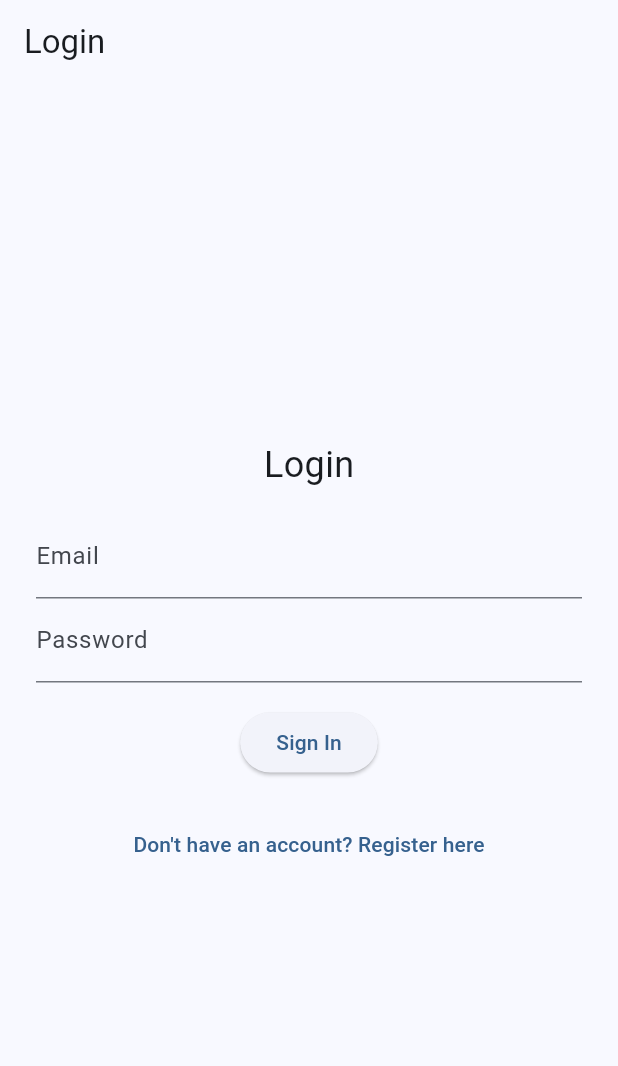
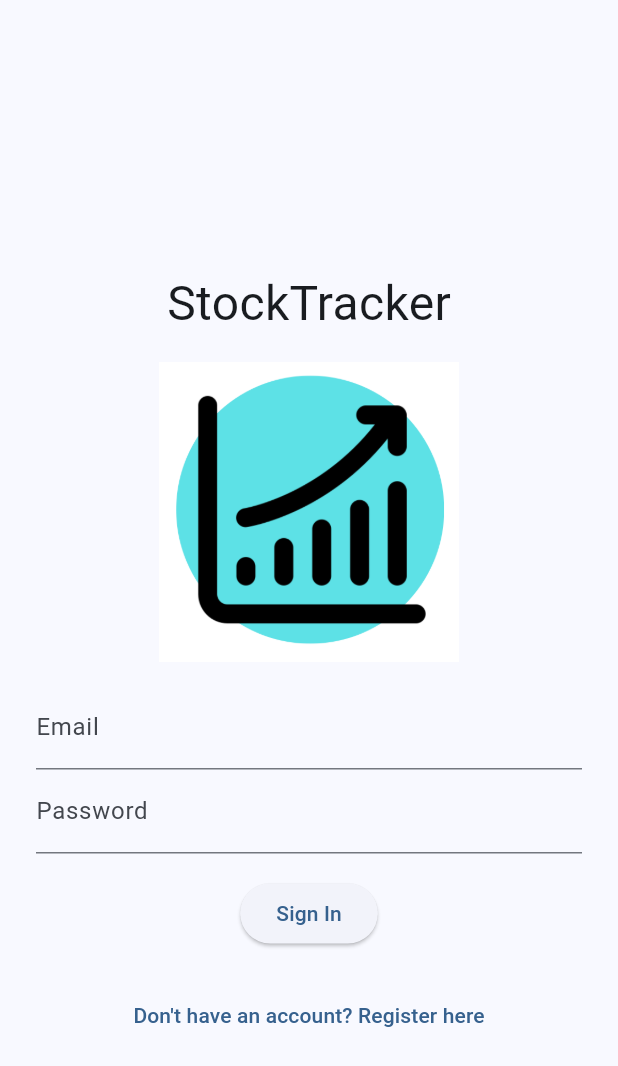
Before and after one commit to fernandocm9/MAD_project2_stocks, a Flutter app: the screen it shows after launch, on a phone screen of 412 x 824 dp. Shown: the top 1066 px of the screen. Run offline on Flutter 3.47's test engine with Material 3 defaults, Android fonts, the light colour scheme and no system bars; our stand-ins replace cloud_firestore, firebase_auth, firebase_core; accounts and stored records are empty.

Commit message:
added logo png and set it up on login screen; pubsec yaml had to be updated to track assets

```diff
--- a/stocks_app/lib/auth_gate.dart
+++ b/stocks_app/lib/auth_gate.dart
@@ -2,6 +2,11 @@ import 'package:firebase_auth/firebase_auth.dart';
 import 'package:flutter/material.dart';
 import 'home_page.dart';
 import 'register_screen.dart';
+
+//turquoise blue #5ce1e6
+//gray #d9d9d9
+//yellow #ffde59
+//white #ffffff
 
 class AuthGate extends StatelessWidget {
   const AuthGate({super.key});
@@ -13,13 +18,15 @@ class AuthGate extends StatelessWidget {
       builder: (context, snapshot) {
         if (!snapshot.hasData) {
           return Scaffold(
-            appBar: AppBar(title: const Text('Login')),
+            appBar: AppBar(title: const Text('')),
             body: Padding(
               padding: const EdgeInsets.all(24.0),
               child: Column(
                 mainAxisAlignment: MainAxisAlignment.center,
                 children: [
-                  const Text('Login', style: TextStyle(fontSize: 24)),
+                  const Text('StockTracker', style: TextStyle(fontSize: 32)),
+                  const SizedBox(height: 16),
+                  const Image(image: AssetImage('assets/stocksLogo.png'), height: 200),
                   const SizedBox(height: 16),
                   SignInForm(),
                   const SizedBox(height: 20),
--- a/stocks_app/lib/main.dart
+++ b/stocks_app/lib/main.dart
@@ -13,7 +13,7 @@ class MyApp extends StatelessWidget {
   @override
   Widget build(BuildContext context) {
     return MaterialApp(
-      title: 'HW4: Message Board',
+      title: 'StockTracker',
       theme: ThemeData(
         colorScheme: ColorScheme.fromSeed(seedColor: Colors.blue),
         useMaterial3: true,
--- a/stocks_app/pubspec.yaml
+++ b/stocks_app/pubspec.yaml
@@ -56,6 +56,8 @@ dev_dependencies:
 
 # The following section is specific to Flutter packages.
 flutter:
+  assets:
+    - assets/
 
   # The following line ensures that the Material Icons font is
   # included with your application, so that you can use the icons in
```
Also changed, not shown: stocks_app/assets/stocksLogo.png (added), 1 other file.
